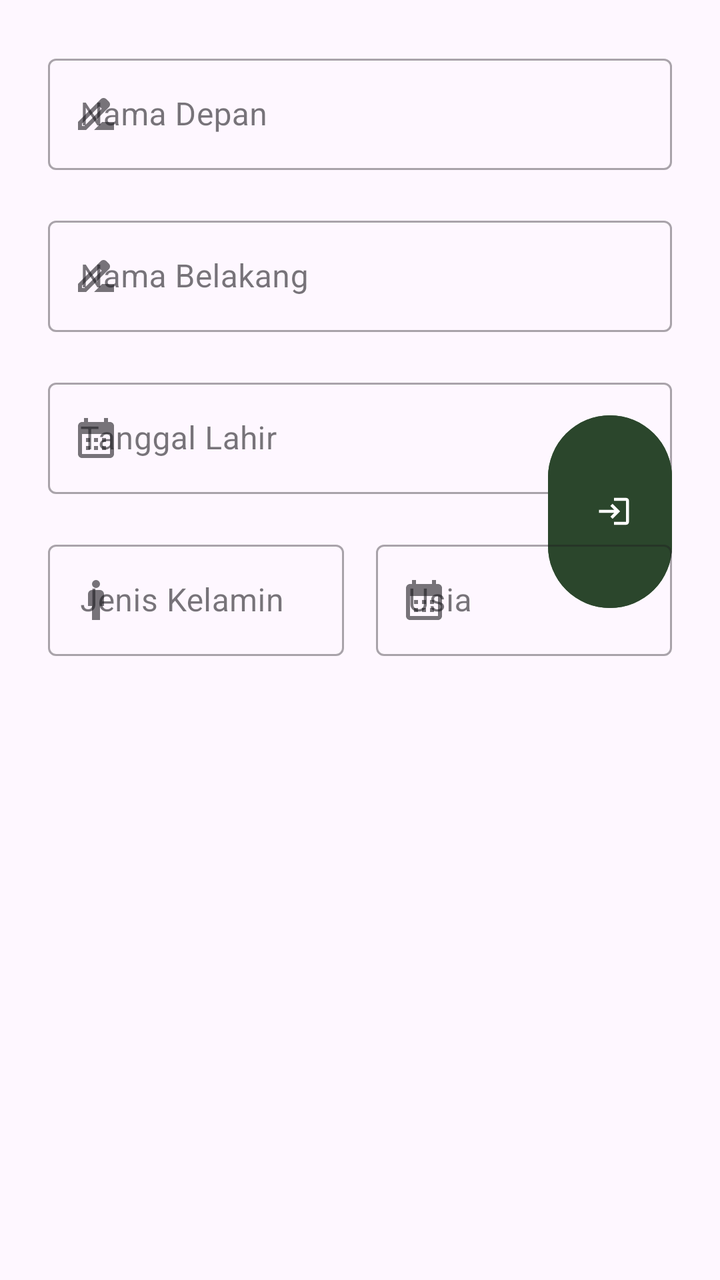
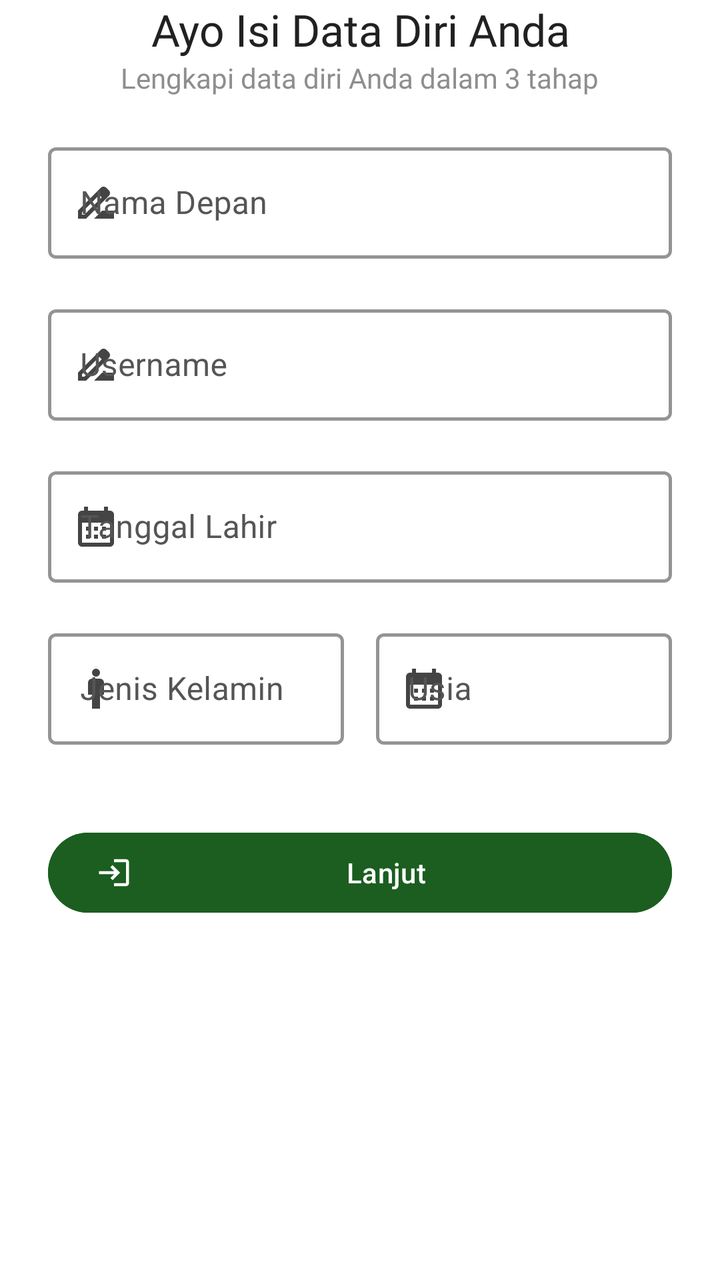

Screens rendered from an Android XML layout before and after an edit, with the pre-edit source and the edit as a unified diff.
<!-- AndroidManifest.xml: application theme Theme.Notasawit -->
<!-- res/layout/fragment_data_diri1.xml -->
<?xml version="1.0" encoding="utf-8"?>
<androidx.constraintlayout.widget.ConstraintLayout xmlns:android="http://schemas.android.com/apk/res/android"
    xmlns:app="http://schemas.android.com/apk/res-auto"
    xmlns:tools="http://schemas.android.com/tools"
    android:id="@+id/main"
    android:layout_width="match_parent"
    android:layout_height="match_parent"
    android:padding="24dp"
    tools:context=".Autentikasi.Daftar.DataDiri.DataDiri1Fragment">



    <com.google.android.material.textfield.TextInputLayout
        android:id="@+id/NamaDepanLayout"
        style="@style/Widget.MaterialComponents.TextInputLayout.OutlinedBox"
        android:layout_width="match_parent"
        android:layout_height="wrap_content"
        android:layout_marginHorizontal="0dp"
        android:hint="Nama Depan"
        app:layout_constraintEnd_toEndOf="parent"
        app:layout_constraintStart_toStartOf="parent"
        app:layout_constraintTop_toTopOf="parent"
        app:startIconDrawable="@drawable/ic_name">

        <com.google.android.material.textfield.TextInputEditText
            android:id="@+id/etNamaDepan"
            android:layout_width="match_parent"
            android:layout_height="wrap_content"
            android:inputType="textEmailAddress" />
    </com.google.android.material.textfield.TextInputLayout>


    <com.google.android.material.textfield.TextInputLayout
        android:id="@+id/NamaBelakangLayout"
        style="@style/Widget.MaterialComponents.TextInputLayout.OutlinedBox"
        android:layout_width="match_parent"
        android:layout_height="wrap_content"
        android:layout_marginHorizontal="0dp"
        android:layout_marginTop="20dp"
        android:hint="Nama Belakang"
        app:layout_constraintEnd_toEndOf="parent"
        app:layout_constraintStart_toStartOf="parent"
        app:layout_constraintTop_toBottomOf="@+id/NamaDepanLayout"
        app:startIconDrawable="@drawable/ic_name">

        <com.google.android.material.textfield.TextInputEditText
            android:id="@+id/etNamaBelakang"
            android:layout_width="match_parent"
            android:layout_height="wrap_content"
            android:inputType="textEmailAddress" />
    </com.google.android.material.textfield.TextInputLayout>

    <com.google.android.material.textfield.TextInputLayout
        android:id="@+id/TanggalLahirLayout"
        style="@style/Widget.MaterialComponents.TextInputLayout.OutlinedBox"
        android:layout_width="match_parent"
        android:layout_height="wrap_content"
        android:layout_marginHorizontal="0dp"
        android:layout_marginTop="20dp"
        android:hint="Tanggal Lahir"
        app:layout_constraintEnd_toEndOf="parent"
        app:layout_constraintStart_toStartOf="parent"
        app:layout_constraintTop_toBottomOf="@+id/NamaBelakangLayout"
        app:startIconDrawable="@drawable/ic_calendar_month">

        <com.google.android.material.textfield.TextInputEditText
            android:id="@+id/etTanggalLahir"
            android:layout_width="match_parent"
            android:layout_height="wrap_content"
            android:inputType="textEmailAddress" />
    </com.google.android.material.textfield.TextInputLayout>

    <com.google.android.material.button.MaterialButton
        android:id="@+id/btnNext"
        android:layout_width="match_parent"
        android:layout_height="wrap_content"
        android:layout_marginLeft="250dp"
        android:layout_marginBottom="308dp"
        android:backgroundTint="@color/agri_green_dark"
        android:text="Login"
        app:icon="@drawable/ic_login"
        app:layout_constraintBottom_toBottomOf="parent"
        app:layout_constraintEnd_toEndOf="parent"
        app:layout_constraintHorizontal_bias="1.0"
        app:layout_constraintStart_toStartOf="parent" />

    <LinearLayout
        android:id="@+id/rowJenisKelaminUsia"
        android:layout_width="match_parent"
        android:layout_height="wrap_content"
        android:orientation="horizontal"
        android:layout_marginTop="20dp"
        app:layout_constraintEnd_toEndOf="parent"
        app:layout_constraintStart_toStartOf="parent"
        app:layout_constraintTop_toBottomOf="@+id/TanggalLahirLayout">

        <com.google.android.material.textfield.TextInputLayout
            android:id="@+id/JenisKelaminLayout"
            style="@style/Widget.MaterialComponents.TextInputLayout.OutlinedBox"
            android:layout_width="0dp"
            android:layout_height="wrap_content"
            android:layout_weight="1"
            android:layout_marginEnd="8dp"
            android:hint="Jenis Kelamin"
            app:startIconDrawable="@drawable/ic_man">

            <com.google.android.material.textfield.TextInputEditText
                android:id="@+id/etJenisKelamin"
                android:layout_width="match_parent"
                android:layout_height="wrap_content"
                android:inputType="text" />
        </com.google.android.material.textfield.TextInputLayout>

        <com.google.android.material.textfield.TextInputLayout
            android:id="@+id/UsiaLayout"
            style="@style/Widget.MaterialComponents.TextInputLayout.OutlinedBox"
            android:layout_width="0dp"
            android:layout_height="wrap_content"
            android:layout_weight="1"
            android:layout_marginStart="8dp"
            android:hint="Usia"
            app:startIconDrawable="@drawable/ic_calendar_month"> <com.google.android.material.textfield.TextInputEditText
            android:id="@+id/etUsia"
            android:layout_width="match_parent"
            android:layout_height="wrap_content"
            android:inputType="number" />
        </com.google.android.material.textfield.TextInputLayout>

    </LinearLayout>


</androidx.constraintlayout.widget.ConstraintLayout>
<!-- resources referenced by this layout -->
<resources>
  <color name="agri_green_dark">#2B462C</color>
  <!-- drawable ic_calendar_month (drawable) -->
  <vector xmlns:android="http://schemas.android.com/apk/res/android" android:height="24dp" android:tint="#000000" android:viewportHeight="24" android:viewportWidth="24" android:width="24dp">
        
      <path android:fillColor="@android:color/white" android:pathData="M19,4h-1V2h-2v2H8V2H6v2H5C3.89,4 3.01,4.9 3.01,6L3,20c0,1.1 0.89,2 2,2h14c1.1,0 2,-0.9 2,-2V6C21,4.9 20.1,4 19,4zM19,20H5V10h14V20zM9,14H7v-2h2V14zM13,14h-2v-2h2V14zM17,14h-2v-2h2V14zM9,18H7v-2h2V18zM13,18h-2v-2h2V18zM17,18h-2v-2h2V18z"/>
      
  </vector>
  <!-- drawable ic_login (drawable) -->
  <vector xmlns:android="http://schemas.android.com/apk/res/android" android:autoMirrored="true" android:height="24dp" android:tint="#000000" android:viewportHeight="24" android:viewportWidth="24" android:width="24dp">
        
      <path android:fillColor="@android:color/white" android:pathData="M11,7L9.6,8.4l2.6,2.6H2v2h10.2l-2.6,2.6L11,17l5,-5L11,7zM20,19h-8v2h8c1.1,0 2,-0.9 2,-2V5c0,-1.1 -0.9,-2 -2,-2h-8v2h8V19z"/>
      
  </vector>
  <!-- drawable ic_man (drawable) -->
  <vector xmlns:android="http://schemas.android.com/apk/res/android" android:height="24dp" android:tint="#000000" android:viewportHeight="960" android:viewportWidth="960" android:width="24dp">
        
      <path android:fillColor="@android:color/white" android:pathData="M400,880L400,600L320,600L320,360Q320,327 343.5,303.5Q367,280 400,280L560,280Q593,280 616.5,303.5Q640,327 640,360L640,600L560,600L560,880L400,880ZM480,240Q447,240 423.5,216.5Q400,193 400,160Q400,127 423.5,103.5Q447,80 480,80Q513,80 536.5,103.5Q560,127 560,160Q560,193 536.5,216.5Q513,240 480,240Z"/>
      
  </vector>
  <!-- drawable ic_name (drawable) -->
  <vector xmlns:android="http://schemas.android.com/apk/res/android" android:height="24dp" android:tint="#000000" android:viewportHeight="24" android:viewportWidth="24" android:width="24dp">
        
      <path android:fillColor="@android:color/white" android:pathData="M18.41,5.8L17.2,4.59c-0.78,-0.78 -2.05,-0.78 -2.83,0l-2.68,2.68L3,15.96V20h4.04l8.74,-8.74 2.63,-2.63c0.79,-0.78 0.79,-2.05 0,-2.83zM6.21,18H5v-1.21l8.66,-8.66 1.21,1.21L6.21,18zM11,20l4,-4h6v4H11z"/>
      
  </vector>
  <style name="Theme.Notasawit" parent="Base.Theme.Notasawit" />
  <style name="Base.Theme.Notasawit" parent="Theme.Material3.DayNight.NoActionBar">
          
          
      </style>
</resources>

<!-- the commit's change to res/layout/fragment_data_diri1.xml (unified diff, before → after) -->
@@ -1,132 +1,202 @@
 <?xml version="1.0" encoding="utf-8"?>
-<androidx.constraintlayout.widget.ConstraintLayout xmlns:android="http://schemas.android.com/apk/res/android"
+<androidx.core.widget.NestedScrollView xmlns:android="http://schemas.android.com/apk/res/android"
     xmlns:app="http://schemas.android.com/apk/res-auto"
     xmlns:tools="http://schemas.android.com/tools"
-    android:id="@+id/main"
+    android:id="@+id/scrollView"
     android:layout_width="match_parent"
     android:layout_height="match_parent"
-    android:padding="24dp"
+    android:fillViewport="true"
+    android:background="#FFFFFF"
+    android:fitsSystemWindows="true"
     tools:context=".Autentikasi.Daftar.DataDiri.DataDiri1Fragment">
 
-
-
-    <com.google.android.material.textfield.TextInputLayout
-        android:id="@+id/NamaDepanLayout"
-        style="@style/Widget.MaterialComponents.TextInputLayout.OutlinedBox"
+    <androidx.constraintlayout.widget.ConstraintLayout
         android:layout_width="match_parent"
         android:layout_height="wrap_content"
-        android:layout_marginHorizontal="0dp"
-        android:hint="Nama Depan"
-        app:layout_constraintEnd_toEndOf="parent"
-        app:layout_constraintStart_toStartOf="parent"
-        app:layout_constraintTop_toTopOf="parent"
-        app:startIconDrawable="@drawable/ic_name">
-
-        <com.google.android.material.textfield.TextInputEditText
-            android:id="@+id/etNamaDepan"
-            android:layout_width="match_parent"
-            android:layout_height="wrap_content"
-            android:inputType="textEmailAddress" />
-    </com.google.android.material.textfield.TextInputLayout>
-
-
-    <com.google.android.material.textfield.TextInputLayout
-        android:id="@+id/NamaBelakangLayout"
-        style="@style/Widget.MaterialComponents.TextInputLayout.OutlinedBox"
-        android:layout_width="match_parent"
-        android:layout_height="wrap_content"
-        android:layout_marginHorizontal="0dp"
-        android:layout_marginTop="20dp"
-        android:hint="Nama Belakang"
-        app:layout_constraintEnd_toEndOf="parent"
-        app:layout_constraintStart_toStartOf="parent"
-        app:layout_constraintTop_toBottomOf="@+id/NamaDepanLayout"
-        app:startIconDrawable="@drawable/ic_name">
-
-        <com.google.android.material.textfield.TextInputEditText
-            android:id="@+id/etNamaBelakang"
-            android:layout_width="match_parent"
-            android:layout_height="wrap_content"
-            android:inputType="textEmailAddress" />
-    </com.google.android.material.textfield.TextInputLayout>
-
-    <com.google.android.material.textfield.TextInputLayout
-        android:id="@+id/TanggalLahirLayout"
-        style="@style/Widget.MaterialComponents.TextInputLayout.OutlinedBox"
-        android:layout_width="match_parent"
-        android:layout_height="wrap_content"
-        android:layout_marginHorizontal="0dp"
-        android:layout_marginTop="20dp"
-        android:hint="Tanggal Lahir"
-        app:layout_constraintEnd_toEndOf="parent"
-        app:layout_constraintStart_toStartOf="parent"
-        app:layout_constraintTop_toBottomOf="@+id/NamaBelakangLayout"
-        app:startIconDrawable="@drawable/ic_calendar_month">
-
-        <com.google.android.material.textfield.TextInputEditText
-            android:id="@+id/etTanggalLahir"
-            android:layout_width="match_parent"
-            android:layout_height="wrap_content"
-            android:inputType="textEmailAddress" />
-    </com.google.android.material.textfield.TextInputLayout>
-
-    <com.google.android.material.button.MaterialButton
-        android:id="@+id/btnNext"
-        android:layout_width="match_parent"
-        android:layout_height="wrap_content"
-        android:layout_marginLeft="250dp"
-        android:layout_marginBottom="308dp"
-        android:backgroundTint="@color/agri_green_dark"
-        android:text="Login"
-        app:icon="@drawable/ic_login"
-        app:layout_constraintBottom_toBottomOf="parent"
-        app:layout_constraintEnd_toEndOf="parent"
-        app:layout_constraintHorizontal_bias="1.0"
-        app:layout_constraintStart_toStartOf="parent" />
-
-    <LinearLayout
-        android:id="@+id/rowJenisKelaminUsia"
-        android:layout_width="match_parent"
-        android:layout_height="wrap_content"
-        android:orientation="horizontal"
-        android:layout_marginTop="20dp"
-        app:layout_constraintEnd_toEndOf="parent"
-        app:layout_constraintStart_toStartOf="parent"
-        app:layout_constraintTop_toBottomOf="@+id/TanggalLahirLayout">
+        android:paddingHorizontal="24dp">
+
+        <LinearLayout
+            android:id="@+id/form_header"
+            android:layout_width="match_parent"
+            android:layout_height="wrap_content"
+            android:orientation="vertical"
+            android:gravity="center"
+            app:layout_constraintEnd_toEndOf="parent"
+            app:layout_constraintStart_toStartOf="parent"
+            app:layout_constraintTop_toTopOf="parent">
+
+            <TextView
+                android:layout_width="wrap_content"
+                android:layout_height="wrap_content"
+                android:fontFamily="@font/poppins_bold"
+                android:text="Ayo Isi Data Diri Anda"
+                android:textAlignment="center"
+                android:textColor="#212121"
+                android:textSize="22sp" />
+
+            <TextView
+                android:layout_width="wrap_content"
+                android:layout_height="wrap_content"
+                android:fontFamily="@font/poppins_regular"
+                android:text="Lengkapi data diri Anda dalam 3 tahap"
+                android:textColor="#8E8E8E"
+                android:textAlignment="center"
+                android:textSize="14sp" />
+        </LinearLayout>
 
         <com.google.android.material.textfield.TextInputLayout
-            android:id="@+id/JenisKelaminLayout"
+            android:id="@+id/NamaDepanLayout"
             style="@style/Widget.MaterialComponents.TextInputLayout.OutlinedBox"
-            android:layout_width="0dp"
-            android:layout_height="wrap_content"
-            android:layout_weight="1"
-            android:layout_marginEnd="8dp"
-            android:hint="Jenis Kelamin"
-            app:startIconDrawable="@drawable/ic_man">
+            android:layout_width="match_parent"
+            android:layout_height="wrap_content"
+            android:layout_marginTop="20dp"
+            android:hint="Nama Depan"
+            android:textColorHint="#555555"
+            app:boxStrokeColor="@color/agri_green_dark"
+            app:boxStrokeWidth="1.5dp"
+            app:boxStrokeWidthFocused="2.5dp"
+            app:layout_constraintEnd_toEndOf="parent"
+            app:layout_constraintStart_toStartOf="parent"
+            app:layout_constraintTop_toBottomOf="@+id/form_header"
+            app:startIconDrawable="@drawable/ic_name"
+            app:startIconTint="#444444">
 
             <com.google.android.material.textfield.TextInputEditText
-                android:id="@+id/etJenisKelamin"
+                android:id="@+id/etNamaDepan"
                 android:layout_width="match_parent"
                 android:layout_height="wrap_content"
-                android:inputType="text" />
+                android:inputType="textPersonName"
+                android:textColor="#222222" />
         </com.google.android.material.textfield.TextInputLayout>
 
         <com.google.android.material.textfield.TextInputLayout
-            android:id="@+id/UsiaLayout"
+            android:id="@+id/UsernameLayout"
             style="@style/Widget.MaterialComponents.TextInputLayout.OutlinedBox"
-            android:layout_width="0dp"
-            android:layout_height="wrap_content"
-            android:layout_weight="1"
-            android:layout_marginStart="8dp"
-            android:hint="Usia"
-            app:startIconDrawable="@drawable/ic_calendar_month"> <com.google.android.material.textfield.TextInputEditText
-            android:id="@+id/etUsia"
-            android:layout_width="match_parent"
-            android:layout_height="wrap_content"
-            android:inputType="number" />
+            android:layout_width="match_parent"
+            android:layout_height="wrap_content"
+            android:layout_marginTop="20dp"
+            android:hint="Username"
+            android:textColorHint="#555555"
+            app:boxStrokeColor="@color/agri_green_dark"
+            app:boxStrokeWidth="1.5dp"
+            app:boxStrokeWidthFocused="2.5dp"
+            app:layout_constraintEnd_toEndOf="parent"
+            app:layout_constraintStart_toStartOf="parent"
+            app:layout_constraintTop_toBottomOf="@+id/NamaDepanLayout"
+            app:startIconDrawable="@drawable/ic_name"
+            app:startIconTint="#444444">
+
+            <com.google.android.material.textfield.TextInputEditText
+                android:id="@+id/etUsername"
+                android:layout_width="match_parent"
+                android:layout_height="wrap_content"
+                android:inputType="textPersonName"
+                android:textColor="#222222" />
         </com.google.android.material.textfield.TextInputLayout>
 
-    </LinearLayout>
-
-
-</androidx.constraintlayout.widget.ConstraintLayout>
+
+
+        <com.google.android.material.textfield.TextInputLayout
+            android:id="@+id/TanggalLahirLayout"
+            style="@style/Widget.MaterialComponents.TextInputLayout.OutlinedBox"
+            android:layout_width="match_parent"
+            android:layout_height="wrap_content"
+            android:layout_marginTop="20dp"
+            android:hint="Tanggal Lahir"
+            android:textColorHint="#555555"
+            app:boxStrokeColor="@color/agri_green_dark"
+            app:boxStrokeWidth="1.5dp"
+            app:boxStrokeWidthFocused="2.5dp"
+            app:layout_constraintEnd_toEndOf="parent"
+            app:layout_constraintStart_toStartOf="parent"
+            app:layout_constraintTop_toBottomOf="@+id/UsernameLayout"
+            app:startIconDrawable="@drawable/ic_calendar_month"
+            app:startIconTint="#444444">
+
+            <com.google.android.material.textfield.TextInputEditText
+                android:id="@+id/etTanggalLahir"
+                android:layout_width="match_parent"
+                android:layout_height="wrap_content"
+                android:inputType="date"
+                android:textColor="#222222"
+                android:focusable="false"
+                android:clickable="true"
+                android:cursorVisible="false"/>
+        </com.google.android.material.textfield.TextInputLayout>
+
+        <LinearLayout
+            android:id="@+id/rowJenisKelaminUsia"
+            android:layout_width="match_parent"
+            android:layout_height="wrap_content"
+            android:orientation="horizontal"
+            android:layout_marginTop="20dp"
+            app:layout_constraintEnd_toEndOf="parent"
+            app:layout_constraintStart_toStartOf="parent"
+            app:layout_constraintTop_toBottomOf="@+id/TanggalLahirLayout">
+
+            <com.google.android.material.textfield.TextInputLayout
+                android:id="@+id/JenisKelaminLayout"
+                style="@style/Widget.MaterialComponents.TextInputLayout.OutlinedBox"
+                android:layout_width="0dp"
+                android:layout_height="wrap_content"
+                android:layout_weight="1"
+                android:layout_marginEnd="8dp"
+                android:hint="Jenis Kelamin"
+                android:textColorHint="#555555"
+                app:boxStrokeColor="@color/agri_green_dark"
+                app:boxStrokeWidth="1.5dp"
+                app:boxStrokeWidthFocused="2.5dp"
+                app:startIconDrawable="@drawable/ic_man"
+                app:startIconTint="#444444">
+
+                <com.google.android.material.textfield.TextInputEditText
+                    android:id="@+id/etJenisKelamin"
+                    android:layout_width="match_parent"
+                    android:layout_height="wrap_content"
+                    android:inputType="text"
+                    android:textColor="#222222" />
+            </com.google.android.material.textfield.TextInputLayout>
+
+            <com.google.android.material.textfield.TextInputLayout
+                android:id="@+id/UsiaLayout"
+                style="@style/Widget.MaterialComponents.TextInputLayout.OutlinedBox"
+                android:layout_width="0dp"
+                android:layout_height="wrap_content"
+                android:layout_weight="1"
+                android:layout_marginStart="8dp"
+                android:hint="Usia"
+                android:textColorHint="#555555"
+                app:boxStrokeColor="@color/agri_green_dark"
+                app:boxStrokeWidth="1.5dp"
+                app:boxStrokeWidthFocused="2.5dp"
+                app:startIconDrawable="@drawable/ic_calendar_month"
+                app:startIconTint="#444444">
+
+                <com.google.android.material.textfield.TextInputEditText
+                    android:id="@+id/etUsia"
+                    android:layout_width="match_parent"
+                    android:layout_height="wrap_content"
+                    android:inputType="number"
+                    android:textColor="#222222" />
+            </com.google.android.material.textfield.TextInputLayout>
+
+        </LinearLayout>
+
+        <com.google.android.material.button.MaterialButton
+            android:id="@+id/btnNext"
+            android:layout_width="match_parent"
+            android:layout_height="wrap_content"
+            android:layout_marginTop="40dp"
+            android:layout_marginBottom="16dp"
+            android:backgroundTint="@color/agri_green_dark"
+            android:text="Lanjut"
+            app:icon="@drawable/ic_login"
+            app:layout_constraintBottom_toBottomOf="parent"
+            app:layout_constraintEnd_toEndOf="parent"
+            app:layout_constraintHorizontal_bias="0.0"
+            app:layout_constraintStart_toStartOf="parent"
+            app:layout_constraintTop_toBottomOf="@+id/rowJenisKelaminUsia"
+            app:layout_constraintVertical_bias="0.0" />
+
+    </androidx.constraintlayout.widget.ConstraintLayout>
+</androidx.core.widget.NestedScrollView>
<!-- resource entries referenced after the edit -->
@@ -1,6 +1,6 @@
 <!-- resources referenced by this layout -->
 <resources>
-  <color name="agri_green_dark">#2B462C</color>
+  <color name="agri_green_dark">#1B5E20</color>
   <!-- drawable ic_calendar_month (drawable) -->
   <vector xmlns:android="http://schemas.android.com/apk/res/android" android:height="24dp" android:tint="#000000" android:viewportHeight="24" android:viewportWidth="24" android:width="24dp">
         
